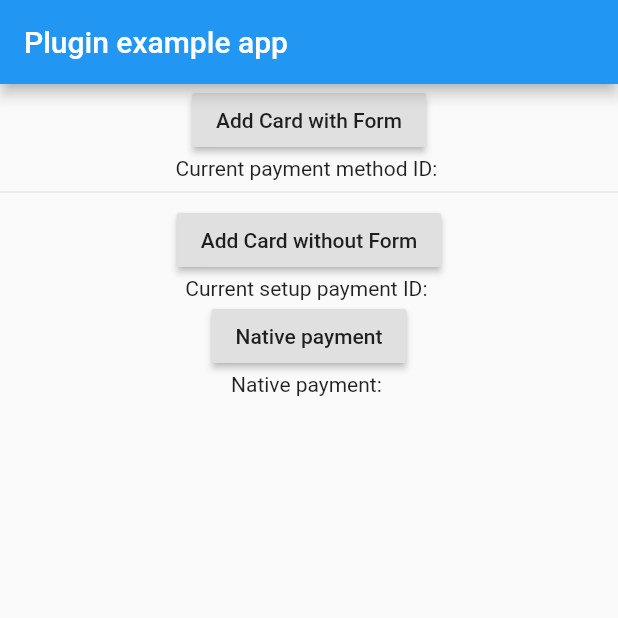
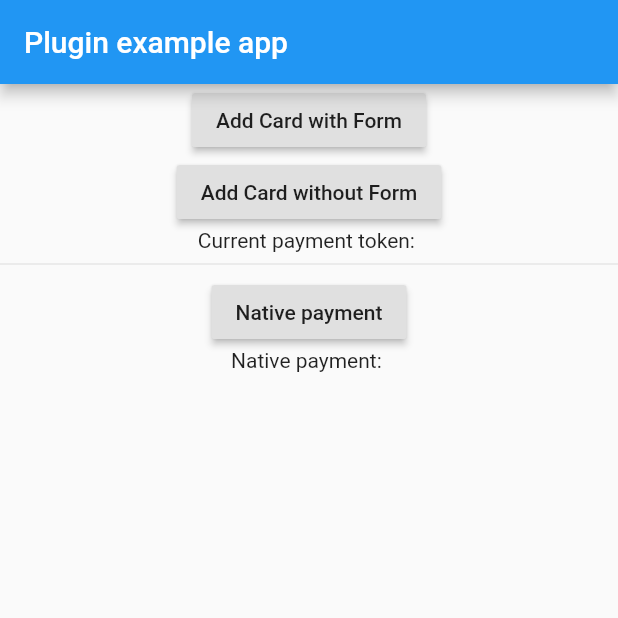
Before and after one commit to jonasbark/flutter_stripe_payment, a Flutter app: the screen it shows after launch, on a phone screen of 412 x 824 dp, the top half of it. Run offline on Flutter 3.47's test engine with Material 2 defaults, Android fonts, the phone set to English and light mode, and no system bars.

Commit message:
example cleanup, bank account token

```diff
--- a/example/lib/main.dart
+++ b/example/lib/main.dart
@@ -11,19 +11,15 @@ class MyApp extends StatefulWidget {
 }
 
 class _MyAppState extends State<MyApp> {
-  var _paymentMethodId = "";
-  var _setupPaymentId = "";
-  var _confirmPaymentId = "";
+  var _paymentToken = "";
   var _confirmNativePay = "";
-
-  final _currentSecret = "...";
 
   @override
   initState() {
     super.initState();
 
     stripe.StripePayment.setOptions(stripe.StripeOptions(
-        publishableKey: "pk_test_aSaULNS8cJU6Tvo20VAXy6rp", merchantId: "Test", androidPayMode: 'test'));
+        publishableKey: "pk_test_", merchantId: "Test", androidPayMode: 'test'));
   }
 
   @override
@@ -40,13 +36,11 @@ class _MyAppState extends State<MyApp> {
               onPressed: () {
                 stripe.StripePayment.paymentRequestWithCardForm(stripe.CardFormPaymentRequest()).then((token) {
                   setState(() {
-                    _paymentMethodId = token.toJson().toString();
+                    _paymentToken = token.toJson().toString();
                   });
                 });
               },
             ),
-            Text("Current payment method ID: $_paymentMethodId"),
-            Divider(),
             RaisedButton(
               child: Text("Add Card without Form"),
               onPressed: () {
@@ -54,12 +48,13 @@ class _MyAppState extends State<MyApp> {
                         stripe.Card(number: '4000002760003184', expMonth: 12, expYear: 21))
                     .then((token) {
                   setState(() {
-                    _setupPaymentId = token.toJson().toString();
+                    _paymentToken = token.toJson().toString();
                   });
                 }).catchError(print);
               },
             ),
-            Text("Current setup payment ID: $_setupPaymentId"),
+            Text("Current payment token: $_paymentToken"),
+            Divider(),
             /*RaisedButton(
               child: Text("Setup payment"),
               onPressed: () {
--- a/lib/stripe_payment.dart
+++ b/lib/stripe_payment.dart
@@ -70,8 +70,10 @@ class StripePayment {
     return Token.fromJson(token);
   }
 
-  static Future<Map<String, Object>> createTokenWithBankAccount(BankAccount options) =>
-      _channel.invokeMethod("createTokenWithBankAccount", options.toJson());
+  static Future<Token> createTokenWithBankAccount(BankAccount options) async {
+    final token = await _channel.invokeMethod("createTokenWithBankAccount", options.toJson());
+    return Token.fromJson(token);
+  }
 
   static Future<Map<String, Object>> createSourceWithParams(SourceParams options) =>
       _channel.invokeMethod("createSourceWithParams", options.toJson());
```
